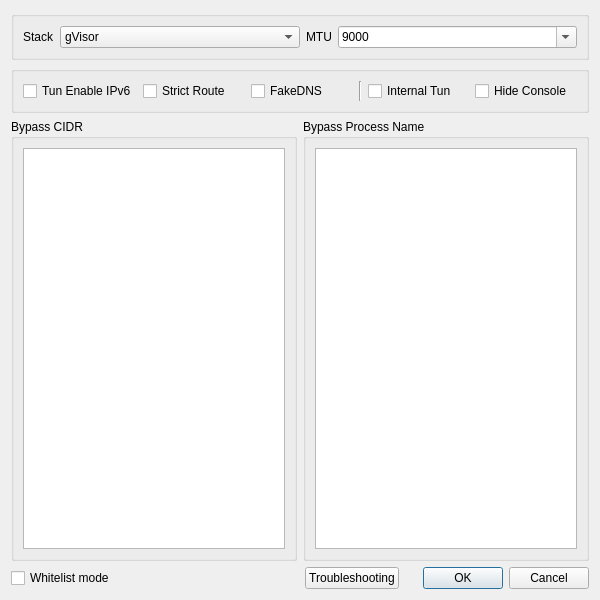
This is ui/dialog_vpn_settings.ui in tarik1377/nekoray as Qt 5 draws it before an edit. The edited form follows.
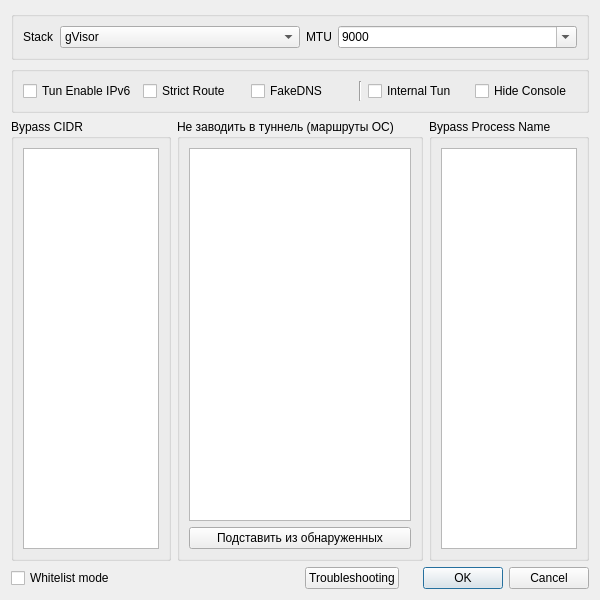
This is the edited form.

```diff
--- a/ui/dialog_vpn_settings.ui
+++ b/ui/dialog_vpn_settings.ui
@@ -160,6 +160,28 @@
        </layout>
       </widget>
      </item>
+     <item>
+      <widget class="QGroupBox" name="gb_route_exclude">
+       <property name="title">
+        <string>Не заводить в туннель (маршруты ОС)</string>
+       </property>
+       <property name="toolTip">
+        <string>Сети, которые останутся доступны в обход туннеля: домашний VPN, рабочая сеть, NAS. Это таблица маршрутов системы, а не правило внутри туннеля.</string>
+       </property>
+       <layout class="QVBoxLayout" name="verticalLayout_5">
+        <item>
+         <widget class="QPlainTextEdit" name="vpn_route_exclude_extra"/>
+        </item>
+        <item>
+         <widget class="QPushButton" name="fill_from_detected">
+          <property name="text">
+           <string>Подставить из обнаруженных</string>
+          </property>
+         </widget>
+        </item>
+       </layout>
+      </widget>
+     </item>
      <item>
       <widget class="QGroupBox" name="gb_process_name">
        <property name="title">
```
